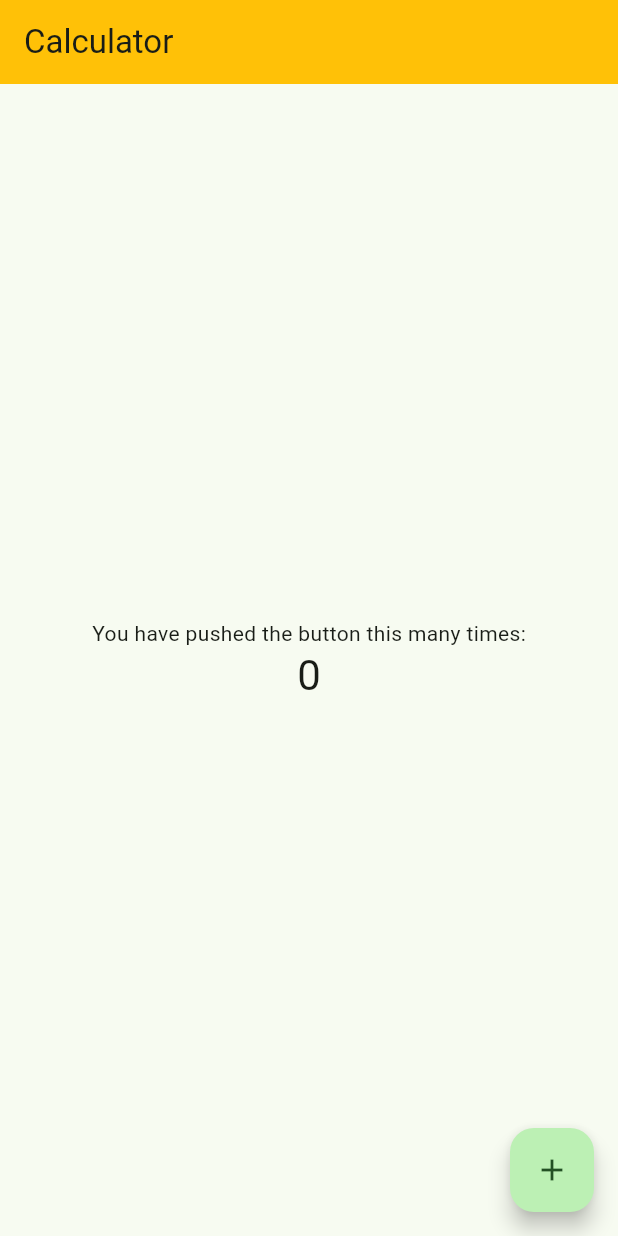
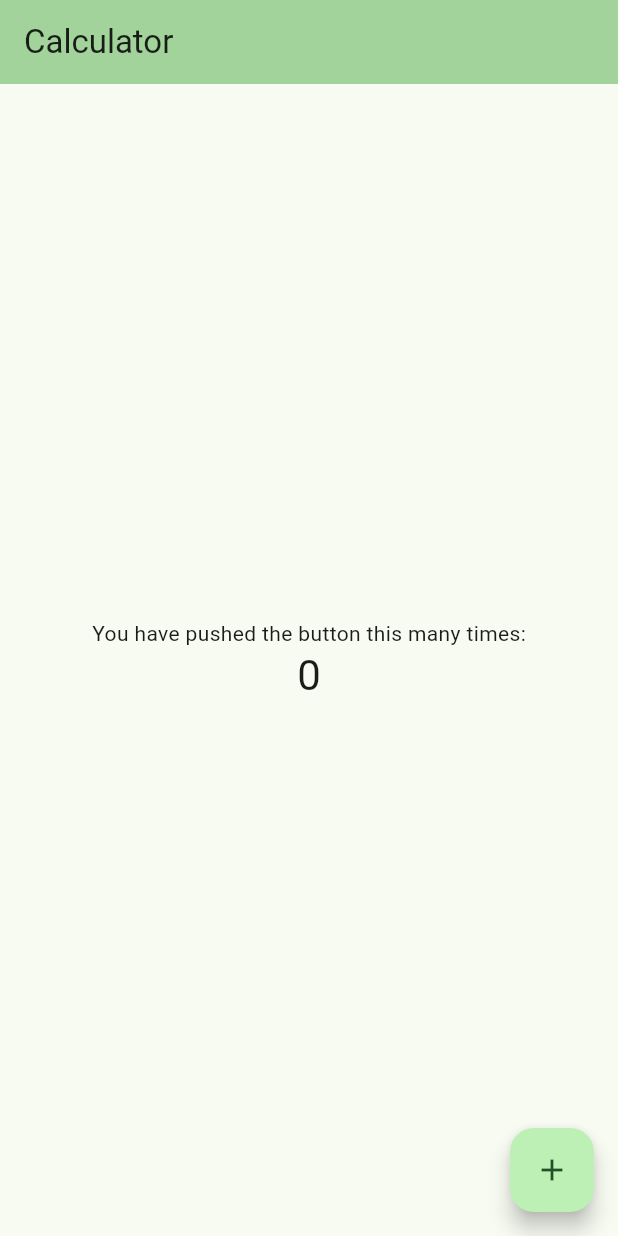
Before and after one commit to DhyeyShah794/flutter_calculator, a Flutter app: the screen it shows after launch, on a phone screen of 412 x 824 dp. Run offline on Flutter 3.47's test engine with Material 2 defaults, Android fonts, the phone set to English and light mode, and no system bars.

Commit message:
Test commit

```diff
--- a/lib/main.dart
+++ b/lib/main.dart
@@ -81,8 +81,8 @@ class _MyHomePageState extends State<MyHomePage> {
         // TRY THIS: Try changing the color here to a specific color (to
         // Colors.amber, perhaps?) and trigger a hot reload to see the AppBar
         // change color while the other colors stay the same.
-        // backgroundColor: Theme.of(context).colorScheme.inversePrimary,
-        backgroundColor: Colors.amber,
+        backgroundColor: Theme.of(context).colorScheme.inversePrimary,
+        // backgroundColor: Colors.amber,
         // Here we take the value from the MyHomePage object that was created by
         // the App.build method, and use it to set our appbar title.
         title: Text(widget.title),
```
